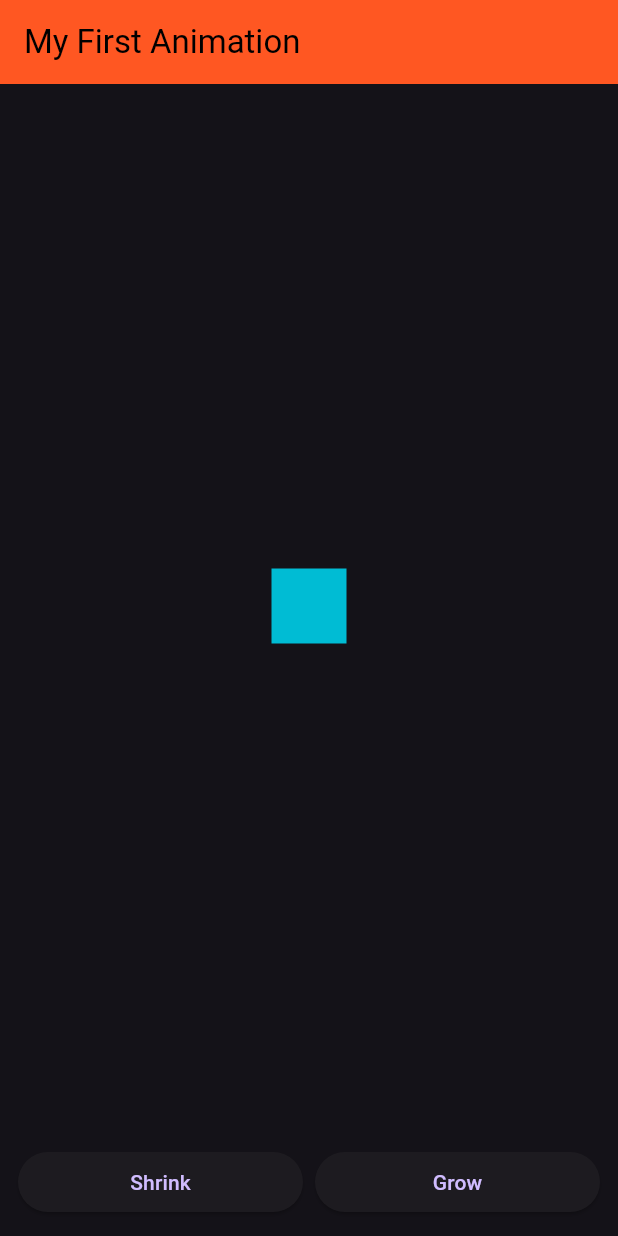
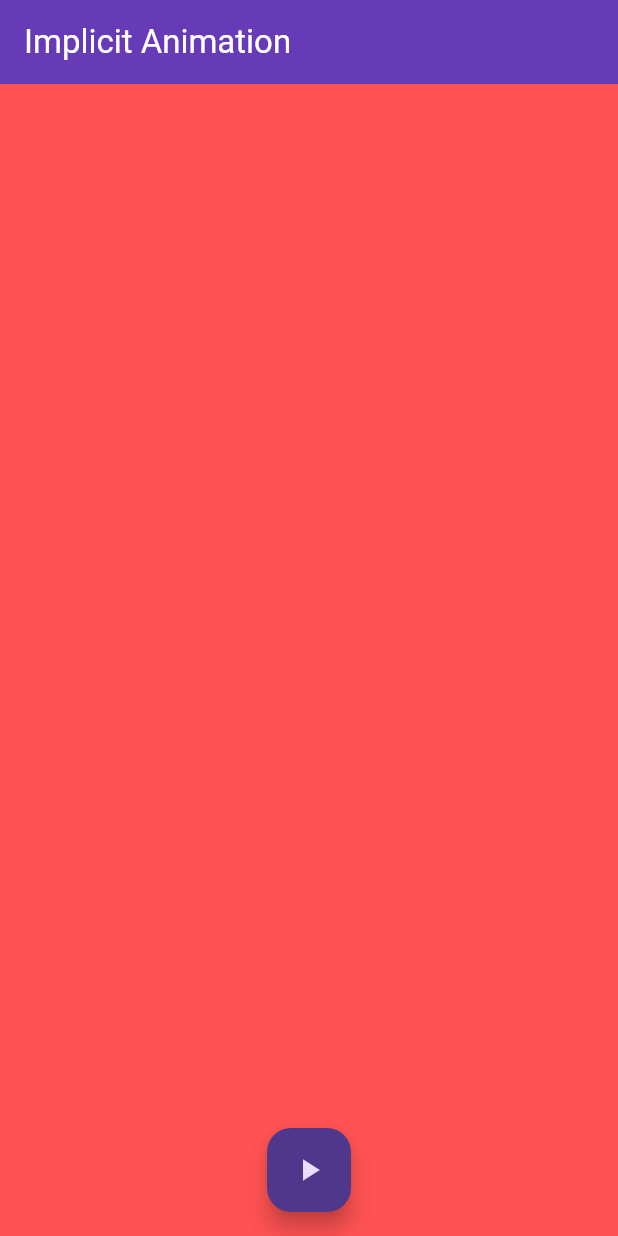
Before and after one commit to Dhannesh/app_animation, a Flutter app: the screen it shows after launch, on a phone screen of 412 x 824 dp. Run offline on Flutter 3.47's test engine with Material 3 defaults, Android fonts, the phone set to English and light mode, and no system bars.

Commit message:
add AnimateContainer with floating button

```diff
--- /dev/null
+++ b/lib/animated_container1.dart
@@ -0,0 +1,36 @@
+import 'package:flutter/material.dart';
+
+class MyAnimatedContainer1 extends StatefulWidget {
+  const MyAnimatedContainer1({super.key});
+
+  @override
+  State<MyAnimatedContainer1> createState() => _AnimatedContainer1State();
+}
+
+class _AnimatedContainer1State extends State<MyAnimatedContainer1> {
+  Color _color = Colors.redAccent;
+  @override
+  Widget build(BuildContext context) {
+    return Scaffold(
+        appBar: AppBar(
+          backgroundColor: Colors.deepPurple,
+          foregroundColor: Colors.white,
+          title: const Text("Implicit Animation"),
+        ),
+        body: Center(
+          child: AnimatedContainer(
+            color: _color,
+            duration: Duration(milliseconds: 2500),
+          ),
+        ),
+        floatingActionButton: FloatingActionButton(onPressed: () {
+          setState(() {
+            _color = (_color == Colors.redAccent )? Colors.greenAccent : Colors.redAccent;
+          });
+        },
+        child: const Icon(Icons.play_arrow),
+        ),
+      floatingActionButtonLocation: FloatingActionButtonLocation.centerFloat,
+    );
+  }
+}
--- a/lib/main.dart
+++ b/lib/main.dart
@@ -1,3 +1,4 @@
+import 'package:app_animation/animated_container1.dart';
 import 'package:app_animation/basic_animation.dart';
 import 'package:flutter/material.dart';
 
@@ -14,14 +15,7 @@ class MyApp extends StatelessWidget {
       title: 'Flutter Animation',
       theme: ThemeData(
           brightness: Brightness.dark, primarySwatch: Colors.deepOrange),
-      home: Scaffold(
-          appBar: AppBar(
-        backgroundColor: Colors.deepOrange,
-        foregroundColor: Colors.black,
-        title: const Text("My First Animation"),
-      ),
-        body: BasicAnimation(),
-      ),
+      home: MyAnimatedContainer1()
     );
   }
 }
```
Also changed, not shown: 1 other file.
